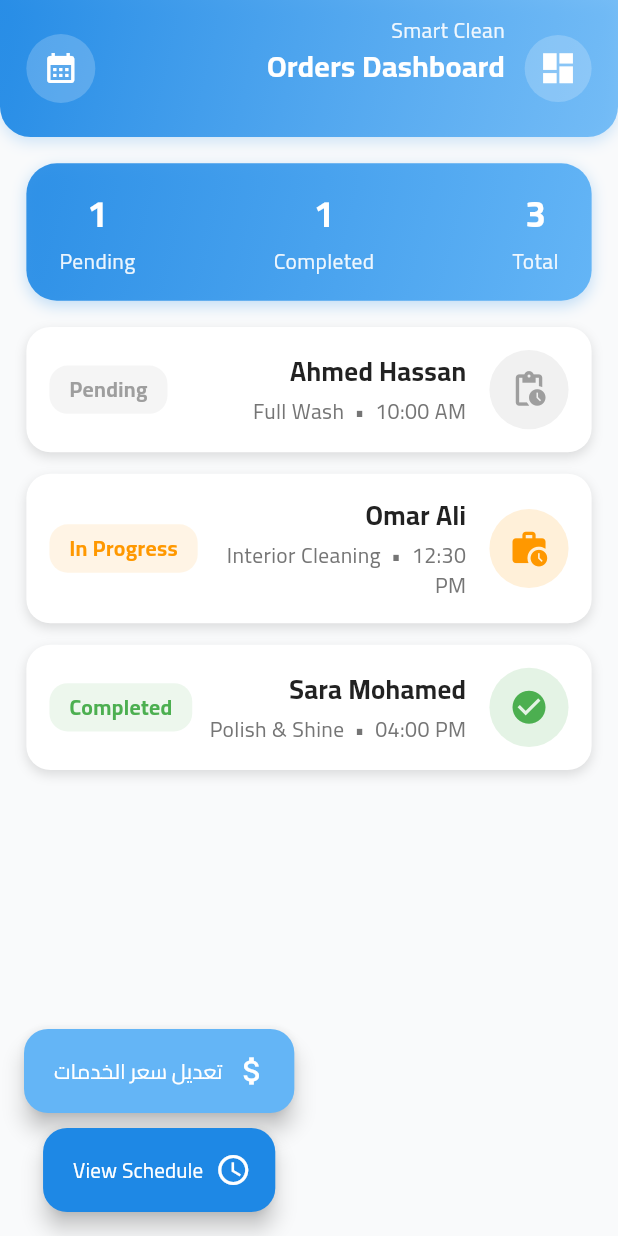
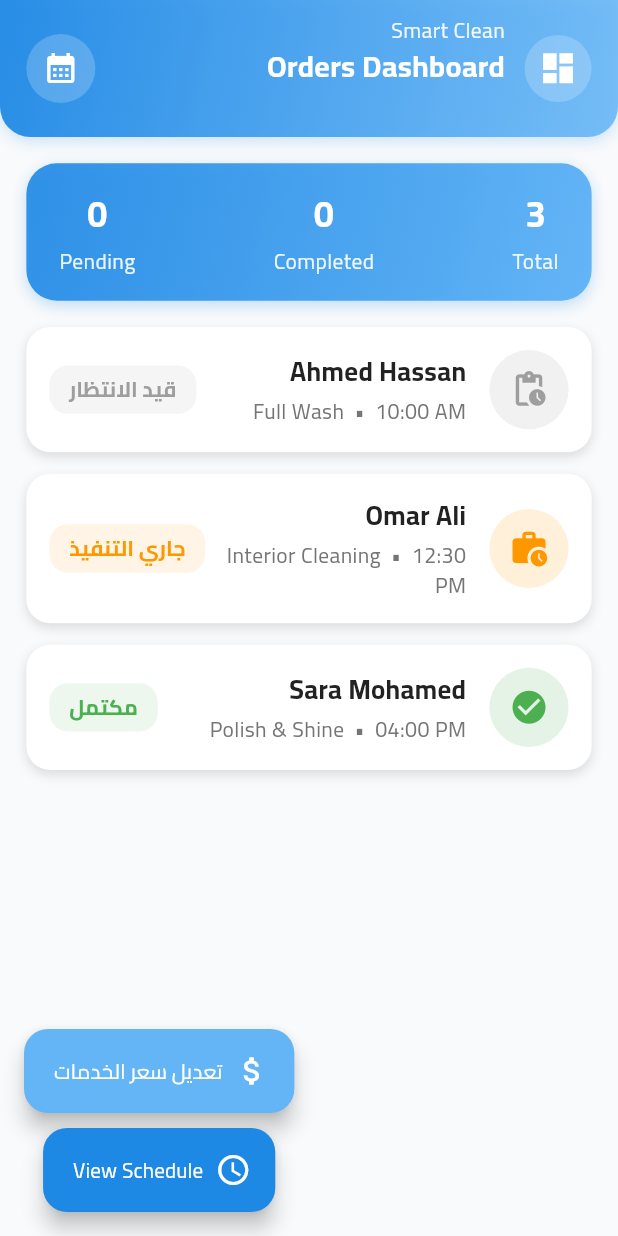
Before and after one commit to gerges46/smart_wash, a Flutter app: the AdminDashboardView screen opened by its route, on a phone screen of 412 x 824 dp. Run offline on Flutter 3.47's test engine with Material 3 defaults, Android fonts, the phone set to English and light mode, and no system bars; our stand-ins replace awesome_dialog, bloc, cloud_firestore, dio, equatable, firebase_auth and 4 more; accounts and stored records are empty.

Commit message:
I added the  status of the new booking

```diff
--- a/lib/core/constants/app_strings.dart
+++ b/lib/core/constants/app_strings.dart
@@ -100,6 +100,10 @@ class AppStrings {
   static const defaultPrice = "70 EGP";
   static const cancelBooking = "إلغاء الحجز";
   static const rateService = "تقييم الخدمة";
+  static const bookingCancelled = "تم إلغاء الحجز بنجاح";
+  static const bookingStatusPending = "قيد الانتظار";
+  static const bookingStatusInProgress = "جاري التنفيذ";
+  static const bookingStatusCompleted = "مكتمل";
 
   //Payment
   static const paymentTitle = "الدفع";
--- a/lib/features/admin/admin_orders_dashboard/widgets/admin_dashboard_helper.dart
+++ b/lib/features/admin/admin_orders_dashboard/widgets/admin_dashboard_helper.dart
@@ -1,4 +1,5 @@
 import 'package:flutter/material.dart';
+import 'package:smart_clean/core/constants/app_strings.dart';
 
 class AdminDashboardHelper {
   static final orders = [
@@ -6,27 +7,27 @@ class AdminDashboardHelper {
       "client": "Ahmed Hassan",
       "service": "Full Wash",
       "time": "10:00 AM",
-      "status": "Pending",
+      "status": AppStrings.bookingStatusPending,
     },
     {
       "client": "Omar Ali",
       "service": "Interior Cleaning",
       "time": "12:30 PM",
-      "status": "In Progress",
+      "status": AppStrings.bookingStatusInProgress,
     },
     {
       "client": "Sara Mohamed",
       "service": "Polish & Shine",
       "time": "04:00 PM",
-      "status": "Completed",
+      "status": AppStrings.bookingStatusCompleted,
     },
   ];
 
   static Color getStatusColor(String status) {
     switch (status) {
-      case "Completed":
+      case AppStrings.bookingStatusCompleted:
         return Colors.green;
-      case "In Progress":
+      case AppStrings.bookingStatusInProgress:
         return Colors.orange;
       default:
         return Colors.grey;
@@ -35,9 +36,9 @@ class AdminDashboardHelper {
 
   static IconData getStatusIcon(String status) {
     switch (status) {
-      case "Completed":
+      case AppStrings.bookingStatusCompleted:
         return Icons.check_circle;
-      case "In Progress":
+      case AppStrings.bookingStatusInProgress:
         return Icons.work_history_rounded;
       default:
         return Icons.pending_actions;
--- a/lib/features/user/booking/new_booking_view/cubit/booking_state.dart
+++ b/lib/features/user/booking/new_booking_view/cubit/booking_state.dart
@@ -5,23 +5,32 @@ class BookingState extends Equatable {
   final DateTime? date;
   final TimeOfDay? time;
   final String address;
+  final String status; // ✅ الحالة ثابتة
 
-  const BookingState({this.service, this.date, this.time, this.address = ""});
+  const BookingState({
+    this.service,
+    this.date,
+    this.time,
+    this.address = "",
+    this.status = AppStrings.bookingStatusPending, // ✅ قيمة افتراضية
+  });
 
   BookingState copyWith({
     String? service,
     DateTime? date,
     TimeOfDay? time,
     String? address,
+    String? status,
   }) {
     return BookingState(
       service: service ?? this.service,
       date: date ?? this.date,
       time: time ?? this.time,
       address: address ?? this.address,
+      status: status ?? this.status,
     );
   }
 
   @override
-  List<Object?> get props => [service, date, time, address];
+  List<Object?> get props => [service, date, time, address, status];
 }
--- a/lib/features/user/booking/new_booking_view/widgets/booking_confirm_button.dart
+++ b/lib/features/user/booking/new_booking_view/widgets/booking_confirm_button.dart
@@ -1,7 +1,6 @@
 import 'package:flutter/material.dart';
 import 'package:flutter_screenutil/flutter_screenutil.dart';
 import 'package:smart_clean/core/constants/app_color.dart';
-import 'package:smart_clean/core/constants/app_strings.dart';
 import 'package:smart_clean/core/constants/value_manager.dart';
 
 class BookingConfirmButton extends StatelessWidget {
@@ -31,7 +30,7 @@ class BookingConfirmButton extends StatelessWidget {
         ),
         child: Center(
           child: Text(
-            AppStrings.confirmBooking,
+            "تأكيد الحجز", // 🟢 بالعربي
             style: TextStyle(
               color: Colors.white,
               fontSize: AppSize.s18.sp,
--- a/lib/main.dart
+++ b/lib/main.dart
@@ -57,7 +57,7 @@ class MyApp extends StatelessWidget {
           fontFamily: 'Cairo', // خط عربي جميل لو عندك الخط ده في المشروع
         ),
         onGenerateRoute: RouteGenerator.getRoute,
-        initialRoute: Routes.bottomNavRoute,
+        initialRoute: Routes.loginRoute,
       ),
     );
   }
```
Also changed, not shown: lib/features/user/booking/new_booking_view/cubit/booking_cubit.dart (+22 -15 lines), lib/features/user/booking/new_booking_view/new_booking_view.dart (+7 -1 lines).
